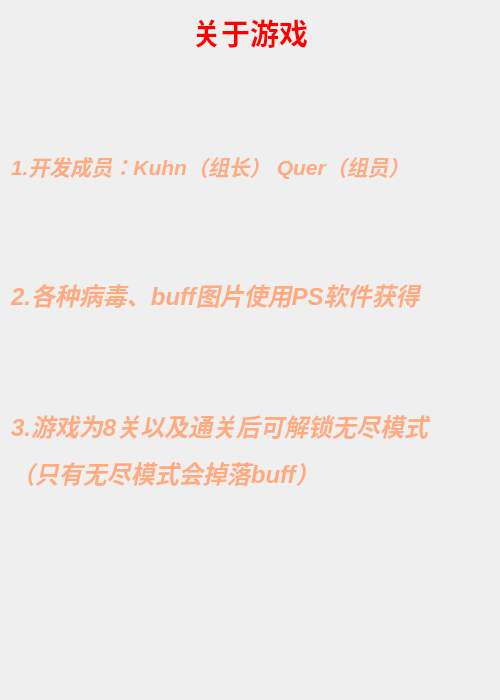
Qt form source/gamescene/aboutscene.ui (TEysion/ByeByeVirus) before a commit.
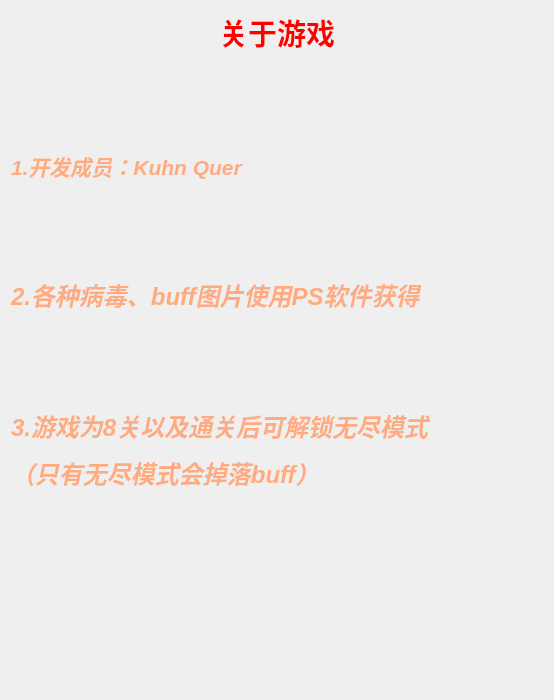
The same form after that commit.

The edit to the form file:
```diff
--- a/source/gamescene/aboutscene.ui
+++ b/source/gamescene/aboutscene.ui
@@ -6,7 +6,7 @@
    <rect>
     <x>0</x>
     <y>0</y>
-    <width>500</width>
+    <width>554</width>
     <height>700</height>
    </rect>
   </property>
@@ -37,7 +37,7 @@
    <item>
     <widget class="QLabel" name="label_2">
      <property name="text">
-      <string>&lt;html&gt;&lt;head/&gt;&lt;body&gt;&lt;p&gt;&lt;span style=&quot; font-size:16pt; font-weight:700; font-style:italic; color:#ffaa7f;&quot;&gt;1.开发成员：Kuhn（组长） Quer（组员）&lt;/span&gt;&lt;/p&gt;&lt;/body&gt;&lt;/html&gt;</string>
+      <string>&lt;html&gt;&lt;head/&gt;&lt;body&gt;&lt;p&gt;&lt;span style=&quot; font-size:16pt; font-weight:700; font-style:italic; color:#ffaa7f;&quot;&gt;1.开发成员：Kuhn Quer&lt;/span&gt;&lt;/p&gt;&lt;/body&gt;&lt;/html&gt;</string>
      </property>
     </widget>
    </item>
```
